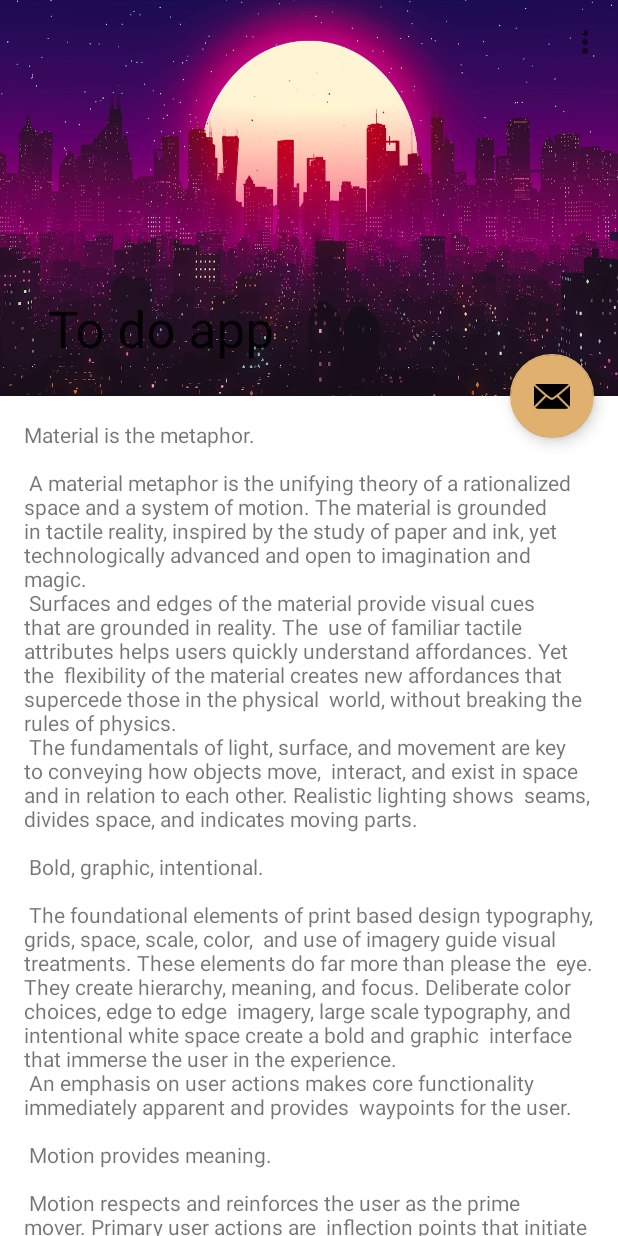
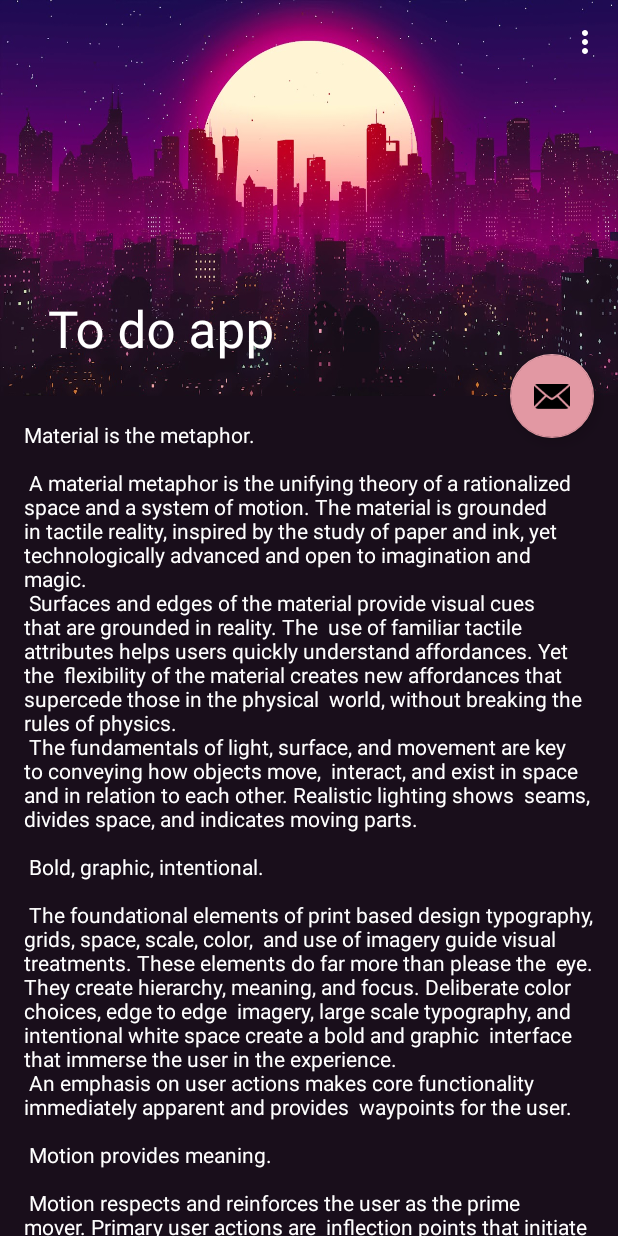
Before and after one commit to ade3l/To-do-app, an Android app: the screen it shows after launch (ScrollingActivity), on a phone screen of 412 x 824 dp. Run offline under Robolectric (Android 15) with nearby library versions, the phone set to English and light mode, and no system bars.

Commit message:
Changed a few theme colors.

```diff
--- a/app/src/main/res/layout/activity_scrolling.xml
+++ b/app/src/main/res/layout/activity_scrolling.xml
@@ -4,6 +4,7 @@
     xmlns:tools="http://schemas.android.com/tools"
     android:layout_width="match_parent"
     android:layout_height="match_parent"
+    android:background="#190e1b"
     android:fitsSystemWindows="true"
     tools:context=".ScrollingActivity">
 
@@ -13,7 +14,7 @@
         android:layout_height="264dp"
         android:background="@drawable/bg"
         android:fitsSystemWindows="true"
-        android:theme="@style/Theme.Scrolling1.AppBarOverlay">
+        android:theme="@style/Theme.ToDoApp.AppBarOverlay">
 
         <com.google.android.material.appbar.CollapsingToolbarLayout
             android:id="@+id/toolbar_layout"
@@ -30,8 +31,7 @@
                 android:layout_height="?attr/actionBarSize"
                 app:layout_collapseMode="pin"
                 app:popupTheme="@style/Theme.ToDoApp.PopupOverlay"
-                app:subtitleTextColor="#E91E63"
-                app:titleTextColor="#E91E63" />
+                />
 
         </com.google.android.material.appbar.CollapsingToolbarLayout>
     </com.google.android.material.appbar.AppBarLayout>
--- a/app/src/main/res/layout/content_scrolling.xml
+++ b/app/src/main/res/layout/content_scrolling.xml
@@ -12,6 +12,7 @@
         android:layout_width="wrap_content"
         android:layout_height="wrap_content"
         android:layout_margin="@dimen/text_margin"
-        android:text="@string/large_text" />
+        android:text="@string/large_text"
+        android:textColor="@color/white"/>
 
 </androidx.core.widget.NestedScrollView>
--- a/app/src/main/res/values/colors.xml
+++ b/app/src/main/res/values/colors.xml
@@ -3,7 +3,7 @@
     <color name="purple_200">#FFBB86FC</color>
     <color name="purple_500">#430B42</color>
     <color name="purple_700">#430B42</color>
-    <color name="teal_200">#dfb06e</color>
+    <color name="teal_200">#E298A3</color>
     <color name="teal_700">#FF018786</color>
     <color name="black">#FF000000</color>
     <color name="white">#FFFFFFFF</color>
```
